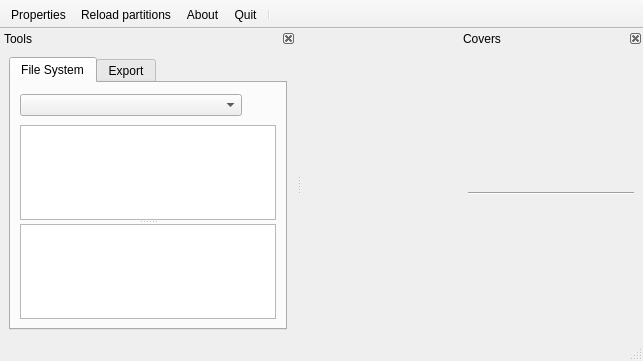
amestica/qwbfs, file qwbfs/src/UIMain.ui: the form before one commit.
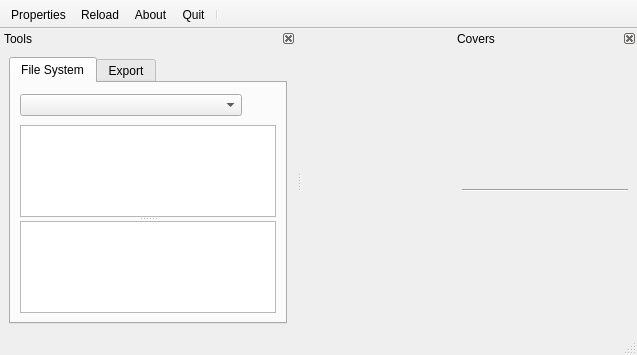
The form after the commit. Icons and pictures are not drawn. Custom widgets are drawn as their Qt base class.

Diff of the .ui file:
```diff
--- a/qwbfs/src/UIMain.ui
+++ b/qwbfs/src/UIMain.ui
@@ -6,8 +6,8 @@
    <rect>
     <x>0</x>
     <y>0</y>
-    <width>643</width>
-    <height>361</height>
+    <width>637</width>
+    <height>355</height>
    </rect>
   </property>
   <property name="iconSize">
@@ -327,7 +327,10 @@
      <normaloff>:/icons/256/reload.png</normaloff>:/icons/256/reload.png</iconset>
    </property>
    <property name="text">
-    <string>Reload partitions</string>
+    <string>Reload</string>
+   </property>
+   <property name="toolTip">
+    <string>Reload the partitions</string>
    </property>
   </action>
   <action name="aAbout">
@@ -371,6 +374,11 @@
    <header>PartitionWidget.h</header>
    <container>1</container>
   </customwidget>
+  <customwidget>
+   <class>pQueuedMessageToolBar</class>
+   <extends>QToolBar</extends>
+   <header location="global">pQueuedMessageToolBar.h</header>
+  </customwidget>
  </customwidgets>
  <resources>
   <include location="../resources/resources.qrc"/>
```
Left out of the diff: 5 changed lines with no effect on the pictures.
